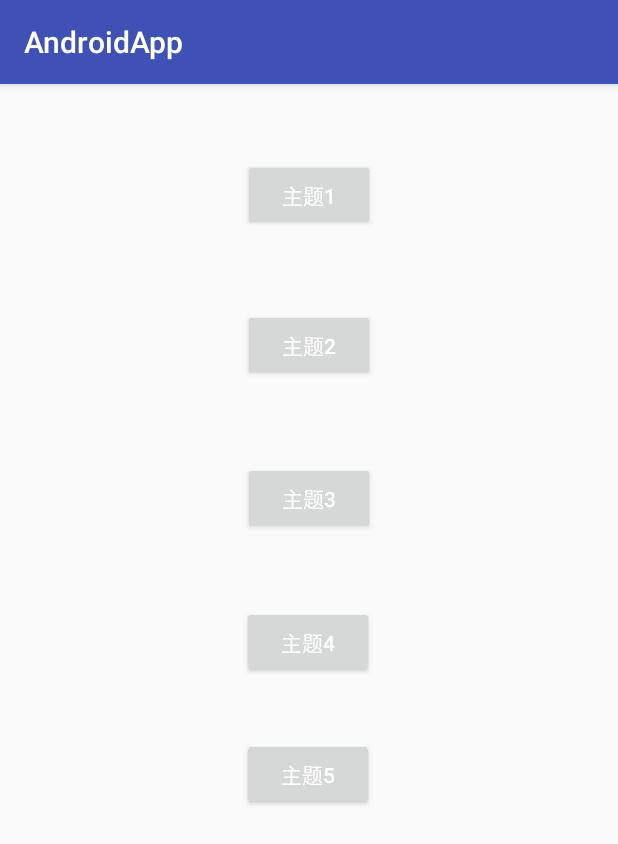
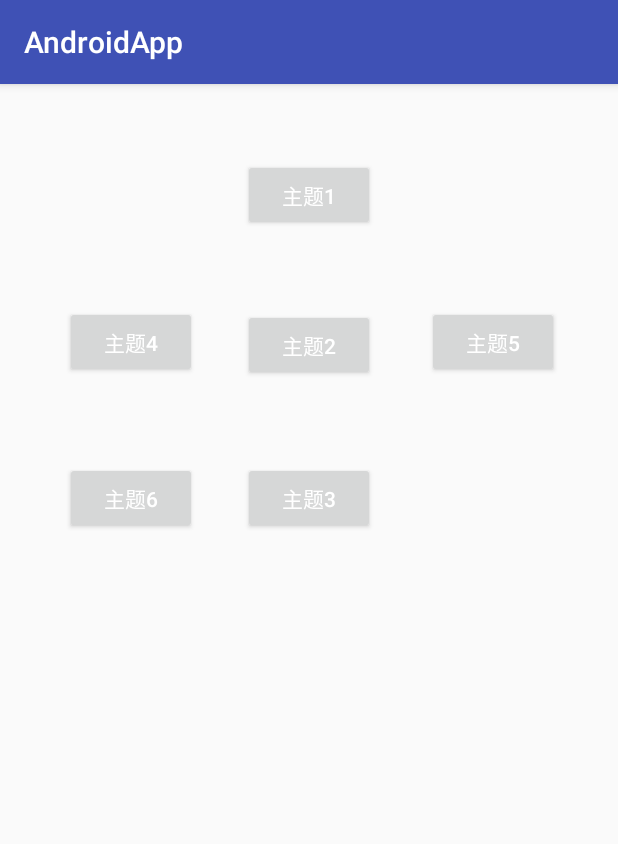
Before and after one commit to huanxue-du/personal-space, an Android app: the screen it shows after launch (SecondActivity), after a tap on "SecondActivity", on a phone screen of 412 x 824 dp. Shown: the top 844 px of the screen. Run offline under Robolectric (Android 15) with nearby library versions, the phone set to English and light mode, and no system bars; our stand-ins replace RxJava; libraries missing offline, so code that uses them is left out: com.hsae.h5, skin.support, skin.support.app, skin.support.constraint, skin.support.design; 1 statement that could not run was skipped.

```diff
--- a/AndroidApp/app/src/main/AndroidManifest.xml
+++ b/AndroidApp/app/src/main/AndroidManifest.xml
@@ -4,7 +4,7 @@
     <uses-permission android:name="android.permission.INTERNET" />
     <uses-permission android:name="android.permission.REORDER_TASKS" />
     <application
-      android:name=".huanxueApp"
+      android:name=".HuanXueApp"
       android:allowBackup="true"
       android:icon="@mipmap/ic_launcher"
       android:label="@string/app_name"
--- a/AndroidApp/app/src/main/java/com/sz/huanxue/androidapp/huanxueApp.java
+++ b/AndroidApp/app/src/main/java/com/sz/huanxue/androidapp/HuanXueApp.java
@@ -5,11 +5,11 @@ import android.app.Application;
 import android.content.Context;
 import android.os.Handler;
 import android.os.Process;
-import android.util.Log;
 
 import com.sz.huanxue.androidapp.data.local.SPUtils;
 import com.sz.huanxue.androidapp.data.local.SharedPrepreferenceUtils;
 import com.sz.huanxue.androidapp.data.remote.RetrofitManager;
+import com.sz.huanxue.androidapp.utils.LogUtils;
 
 import skin.support.SkinCompatManager;
 import skin.support.app.SkinAppCompatViewInflater;
@@ -20,8 +20,9 @@ import skin.support.design.app.SkinMaterialViewInflater;
  * @author huanxue
  * Created by HSAE_DCY on 2020.12.29
  */
-public class huanxueApp extends Application {
+public class HuanXueApp extends Application {
 
+    public static final String TAG = HuanXueApp.class.getSimpleName();
     private final static Handler mAppHandler = new Handler();
     private static Context sContext;
 
@@ -36,7 +37,7 @@ public class huanxueApp extends Application {
     @Override
     public void onCreate() {
         super.onCreate();
-        Log.i("huanxue", "huanxueApp        onCreate: ");
+        LogUtils.d(TAG + "  onCreate ");
         sContext = getApplicationContext();
         if (!isRemotePid()) {
             initSkip();
@@ -59,7 +60,7 @@ public class huanxueApp extends Application {
     public void onTrimMemory(int level) {
         super.onTrimMemory(level);
         if (level == TRIM_MEMORY_UI_HIDDEN) {
-            Log.i("huanxue", "huanxueApp   onTrimMemory    APP遁入后台: ");
+            LogUtils.d(TAG + "   onTrimMemory    APP遁入后台: ");
         }
     }
 
@@ -74,7 +75,7 @@ public class huanxueApp extends Application {
         for (ActivityManager.RunningAppProcessInfo info : am.getRunningAppProcesses()) {
             if (info.pid == Process.myPid()) {
                 if (info.processName.endsWith(":remote")) {
-                    Log.i("huanxue", "huanxueApp   remote pid: " + info.processName);
+                    LogUtils.d(TAG + "   remote pid: " + info.processName);
                     return true;
                 }
             }
--- a/AndroidApp/app/src/main/java/com/sz/huanxue/androidapp/data/local/SPUtils.kt
+++ b/AndroidApp/app/src/main/java/com/sz/huanxue/androidapp/data/local/SPUtils.kt
@@ -6,7 +6,7 @@ import android.annotation.SuppressLint
 import android.content.Context
 import android.content.SharedPreferences
 import android.content.SharedPreferences.OnSharedPreferenceChangeListener
-import com.sz.huanxue.androidapp.huanxueApp
+import com.sz.huanxue.androidapp.HuanXueApp
 
 /**
  * @author huanxue
@@ -14,7 +14,7 @@ import com.sz.huanxue.androidapp.huanxueApp
  */
 @SuppressLint("CommitPrefEdits")
 object SPUtils {
-    val mContext: Context = huanxueApp.getContext()
+    val mContext: Context = HuanXueApp.getContext()
     private val sp: SharedPreferences
     private val editor: SharedPreferences.Editor
     private const val SP_NAME = "MediaMusic_SP"
--- a/AndroidApp/app/src/main/java/com/sz/huanxue/androidapp/data/local/SharedPrepreferenceUtils.java
+++ b/AndroidApp/app/src/main/java/com/sz/huanxue/androidapp/data/local/SharedPrepreferenceUtils.java
@@ -3,7 +3,7 @@ package com.sz.huanxue.androidapp.data.local;
 import android.content.Context;
 import android.content.SharedPreferences;
 
-import com.sz.huanxue.androidapp.huanxueApp;
+import com.sz.huanxue.androidapp.HuanXueApp;
 
 
 /**
@@ -14,7 +14,7 @@ public class SharedPrepreferenceUtils {
 
     public static final String TAG = "SharedPrepreferenceUtils";
     private static final String SP_NAME = "MediaMusic_SP";
-    private static final SharedPrepreferenceUtils instance = new SharedPrepreferenceUtils(huanxueApp.getContext());
+    private static final SharedPrepreferenceUtils instance = new SharedPrepreferenceUtils(HuanXueApp.getContext());
     private Context mContext;
     private SharedPreferences sp;
     private SharedPreferences.Editor editor;
--- a/AndroidApp/app/src/main/java/com/sz/huanxue/androidapp/data/remote/api/IServer.java
+++ b/AndroidApp/app/src/main/java/com/sz/huanxue/androidapp/data/remote/api/IServer.java
@@ -5,6 +5,8 @@ import com.sz.huanxue.androidapp.data.remote.bean.QrBean;
 
 import io.reactivex.Observable;
 import okhttp3.MediaType;
+import okhttp3.RequestBody;
+import retrofit2.http.Body;
 import retrofit2.http.Field;
 import retrofit2.http.FormUrlEncoded;
 import retrofit2.http.GET;
@@ -32,7 +34,7 @@ public interface IServer {
     /**
      * 指明的json类型
      */
-    MediaType JSON = MediaType.parse("application/json; charset=utf-8");
+    MediaType JSONTYPE = MediaType.parse("application/json; charset=utf-8");
 
     /**
      * 验证accessToken是否失效
@@ -72,7 +74,28 @@ public interface IServer {
     @FormUrlEncoded
     Observable<Object> login(@Field("loginId") String loginId, @Field("loginType") String loginType, @Field("password") String password, @Field("deviceId") String deviceId, @Field("deviceType") String deviceType, @Field("pdsn") String pdsn, @Field("sign") String sign, @Field("loginMode") String loginMode, @Field("ts") long ts);
 
+    /**
+     * 表单的请求方式
+     *
+     * @param accessToken
+     * @param oauthProviderId
+     * @param statusCode
+     * @param statusComment
+     * @param openTime
+     * @return
+     */
     @FormUrlEncoded
     @POST("/cp-openingrecord/cpBill/billRecord")
-    Observable<OpenRecord> getRecord(@Header(AUTHORIZATION) String accessToken,@Field("oauthProviderId") String oauthProviderId,@Field("statusCode") String statusCode,@Field("statusComment") String statusComment,@Field("openTime") String openTime);
+    Observable<OpenRecord> getRecord(@Header(AUTHORIZATION) String accessToken, @Field("oauthProviderId") String oauthProviderId, @Field("statusCode") String statusCode, @Field("statusComment") String statusComment, @Field("openTime") String openTime);
+
+    /**
+     * json的请求方式，必须使用RequestBody
+     *
+     * @param accessToken
+     * @param body
+     * @return
+     */
+    @POST("/cp-openingrecord/cpBill/billRecord")
+    Observable<OpenRecord> getRecord(@Header(AUTHORIZATION) String accessToken, @Body RequestBody body);
+
 }
--- a/AndroidApp/app/src/main/java/com/sz/huanxue/androidapp/utils/DigitalBaseConversionUtils.java
+++ b/AndroidApp/app/src/main/java/com/sz/huanxue/androidapp/utils/HexConverUtils.java
@@ -4,7 +4,7 @@ package com.sz.huanxue.androidapp.utils;
  * @author huanxue
  * Created by Administrator on 2019.10.10.
  */
-public class DigitalBaseConversionUtils {
+public class HexConverUtils {
     public static String byteToHexStr(byte value) {
         String head = "";
         if (value <= 15 && value >= 0) {
--- /dev/null
+++ b/AndroidApp/app/src/main/java/com/sz/huanxue/androidapp/utils/LogUtils.java
@@ -0,0 +1,84 @@
+package com.sz.huanxue.androidapp.utils;
+
+import android.util.Log;
+
+import java.util.Arrays;
+
+/**
+ * @author huanxue
+ * Created by HSAE_DCY on 2021.1.4.
+ */
+public final class LogUtils {
+    public static final int V = Log.VERBOSE;
+    public static final int D = Log.DEBUG;
+    public static final int I = Log.INFO;
+    public static final int W = Log.WARN;
+    public static final int E = Log.ERROR;
+//    public static final int A = Log.ASSERT;
+    /**
+     * log总开关，默认开
+     */
+    private static boolean sLogSwitch = true;
+    /**
+     * log标签
+     */
+    private static String sGlobalTag = "mySelf";
+
+    private LogUtils() {
+        throw new UnsupportedOperationException("u can't init me...");
+    }
+
+    public static void v(final Object contents) {
+        log(V, sGlobalTag, contents);
+    }
+
+    private static void v(final String tag, final Object... contents) {
+        log(V, tag, contents);
+    }
+
+    public static void d(final Object contents) {
+        log(D, sGlobalTag, contents);
+    }
+
+    private static void d(final String tag, final Object... contents) {
+        log(D, tag, contents);
+    }
+
+    public static void i(final Object contents) {
+        log(I, sGlobalTag, contents);
+    }
+
+    private static void i(final String tag, final Object... contents) {
+        log(I, tag, contents);
+    }
+
+    public static void w(final Object contents) {
+        log(W, sGlobalTag, contents);
+    }
+
+    private static void w(final String tag, final Object... contents) {
+        log(W, tag, contents);
+    }
+
+    public static void e(final Object contents) {
+        log(E, sGlobalTag, contents);
+    }
+
+    private static void e(final String tag, final Object... contents) {
+        log(E, tag, contents);
+    }
+
+/*    public static void a(final Object contents) {
+        log(A, sGlobalTag, contents);
+    }
+
+    private static void a(final String tag, final Object... contents) {
+        log(A, tag, contents);
+    }*/
+
+    private static void log(final int type, final String tag, final Object... contents) {
+        if (!sLogSwitch) return;
+
+        Log.println(type, tag, Arrays.toString(contents));
+    }
+}
--- a/AndroidApp/app/src/main/java/com/sz/huanxue/androidapp/utils/DialogUtils.java
+++ b/AndroidApp/app/src/main/java/com/sz/huanxue/androidapp/utils/ui/DialogUtils.java
@@ -1,4 +1,4 @@
-package com.sz.huanxue.androidapp.utils;
+package com.sz.huanxue.androidapp.utils.ui;
 
 import android.app.Dialog;
 import android.content.Context;
--- a/AndroidApp/app/src/main/java/com/sz/huanxue/androidapp/utils/KuWoToastUtils.java
+++ b/AndroidApp/app/src/main/java/com/sz/huanxue/androidapp/utils/ui/KuWoToastUtils.java
@@ -1,4 +1,4 @@
-package com.sz.huanxue.androidapp.utils;
+package com.sz.huanxue.androidapp.utils.ui;
 
 import android.widget.Toast;
 
--- a/AndroidApp/app/src/main/res/layout/activity_second.xml
+++ b/AndroidApp/app/src/main/res/layout/activity_second.xml
@@ -33,10 +33,10 @@
         android:id="@+id/btn_style5"
         android:layout_width="wrap_content"
         android:layout_height="wrap_content"
-        android:layout_marginTop="436dp"
+        android:layout_marginTop="148dp"
         android:text="主题5"
         android:textColor="@color/colorWhite"
-        app:layout_constraintHorizontal_bias="0.498"
+        app:layout_constraintHorizontal_bias="0.879"
         app:layout_constraintLeft_toLeftOf="parent"
         app:layout_constraintRight_toRightOf="parent"
         app:layout_constraintTop_toTopOf="parent" />
@@ -54,13 +54,25 @@
         app:layout_constraintTop_toTopOf="parent" />
 
     <Button
+        android:id="@+id/btn_style6"
+        android:layout_width="wrap_content"
+        android:layout_height="wrap_content"
+        android:layout_marginTop="252dp"
+        android:text="主题6"
+        android:textColor="@color/colorWhite"
+        app:layout_constraintHorizontal_bias="0.133"
+        app:layout_constraintLeft_toLeftOf="parent"
+        app:layout_constraintRight_toRightOf="parent"
+        app:layout_constraintTop_toTopOf="parent" />
+
+    <Button
         android:id="@+id/btn_style4"
         android:layout_width="wrap_content"
         android:layout_height="wrap_content"
-        android:layout_marginTop="348dp"
+        android:layout_marginTop="148dp"
         android:text="主题4"
         android:textColor="@color/colorWhite"
-        app:layout_constraintHorizontal_bias="0.498"
+        app:layout_constraintHorizontal_bias="0.133"
         app:layout_constraintLeft_toLeftOf="parent"
         app:layout_constraintRight_toRightOf="parent"
         app:layout_constraintTop_toTopOf="parent" />
--- a/AndroidApp/build.gradle
+++ b/AndroidApp/build.gradle
@@ -2,7 +2,7 @@
 
 buildscript {
     ext.kotlin_version = '1.4.0'
-    ext.roomVersion = '2.1.0-alpha06'
+    ext.roomVersion = '2.2.5'
     repositories {
         maven { url "http://61.141.236.50:12366/repository/hsae-releases" }
         maven { url 'http://maven.aliyun.com/nexus/content/groups/public/' }
```
Also changed, not shown: AndroidApp/app/build.gradle (+10 -3 lines), AndroidApp/app/src/main/java/com/sz/huanxue/androidapp/data/local/db/AppDataBase.java (added, +47 -0 lines), AndroidApp/app/src/main/java/com/sz/huanxue/androidapp/data/local/db/DBUtils.java (added, +31 -0 lines), AndroidApp/app/src/main/java/com/sz/huanxue/androidapp/data/local/db/UserDAO.java (added, +108 -0 lines), AndroidApp/app/src/main/java/com/sz/huanxue/androidapp/data/local/db/UserEntity.java (added, +68 -0 lines), AndroidApp/app/src/main/java/com/sz/huanxue/androidapp/data/remote/bean/RecordBean.java (added, +69 -0 lines), AndroidApp/app/src/main/java/com/sz/huanxue/androidapp/ui/activity/SecondActivity.java (+117 -7 lines), 1 other file.
